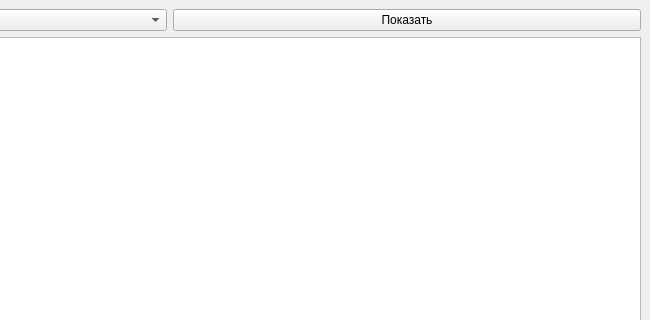
This is data_searcher_dockwidget_base.ui in johnzet39/QGIS-plugin-DataSearcher as Qt 5 draws it before an edit; both pictures show x 311 to 961 and y 0 to 320 of the 961 by 443 pixel window. The edited form follows.
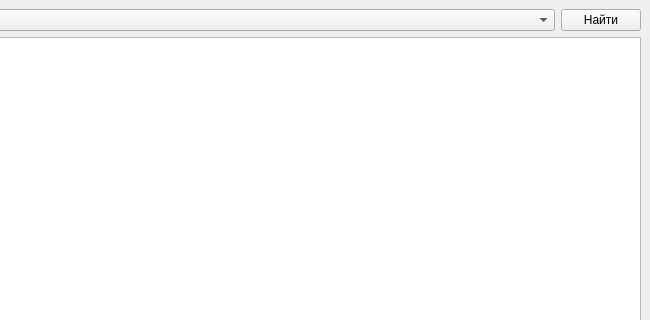
This is the edited form. Custom widgets are drawn as their Qt base class.

Commit message: Add custom fields. Add search button.

The edit to the form file:
```diff
--- a/data_searcher_dockwidget_base.ui
+++ b/data_searcher_dockwidget_base.ui
@@ -21,9 +21,15 @@
        <widget class="QgsMapLayerComboBox" name="combo_layers"/>
       </item>
       <item>
-       <widget class="QPushButton" name="pushButton_toMap">
+       <widget class="QPushButton" name="buttonSearch">
+        <property name="sizePolicy">
+         <sizepolicy hsizetype="Maximum" vsizetype="Fixed">
+          <horstretch>0</horstretch>
+          <verstretch>0</verstretch>
+         </sizepolicy>
+        </property>
         <property name="text">
-         <string>Показать</string>
+         <string>Найти</string>
         </property>
        </widget>
       </item>
```
Left out of the diff: 2 changed lines with no effect on the pictures. The commit also changes 2 other files.
